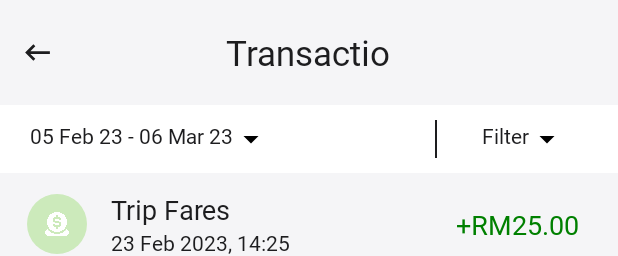
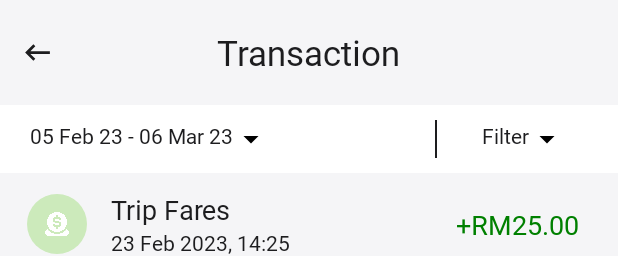
Before and after one commit to junsheng526/CarpoolingDriverApp, an Android app: the layout activity_view_transaction.xml on its own in the app's theme, with its tools: preview values and no code run, on a phone screen of 412 x 824 dp. Shown: the top 256 px of the screen. Run offline under Robolectric (Android 15) with nearby library versions, the phone set to English and light mode, and no system bars.

Commit message:
Third Try

```diff
--- a/app/src/main/res/layout/activity_view_transaction.xml
+++ b/app/src/main/res/layout/activity_view_transaction.xml
@@ -26,7 +26,7 @@
             android:layout_height="wrap_content"
             android:layout_centerInParent="true"
             android:fontFamily="@font/apple"
-            android:text="Transactio"
+            android:text="Transaction"
             android:textColor="@color/appleBlack"
             android:textSize="23sp"/>
 
```
